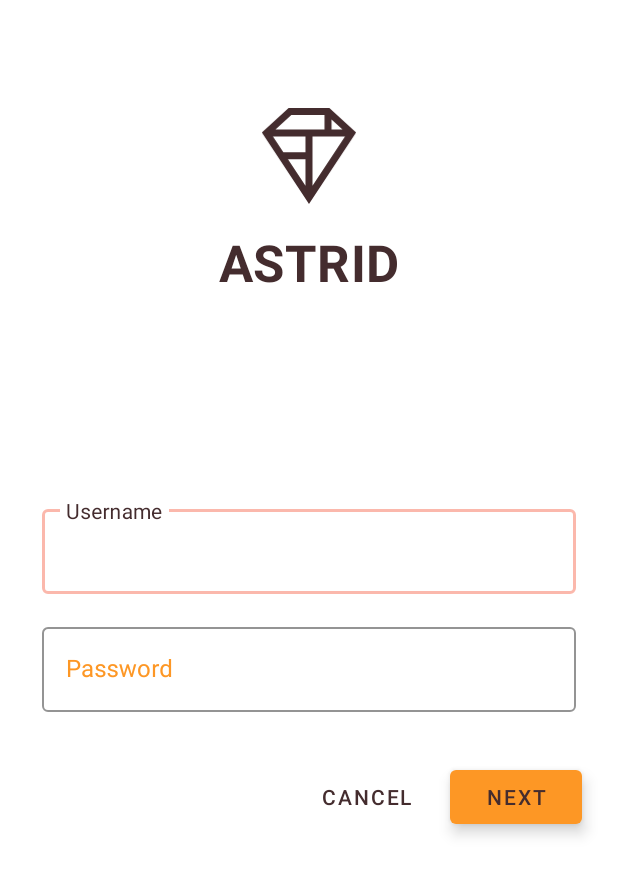
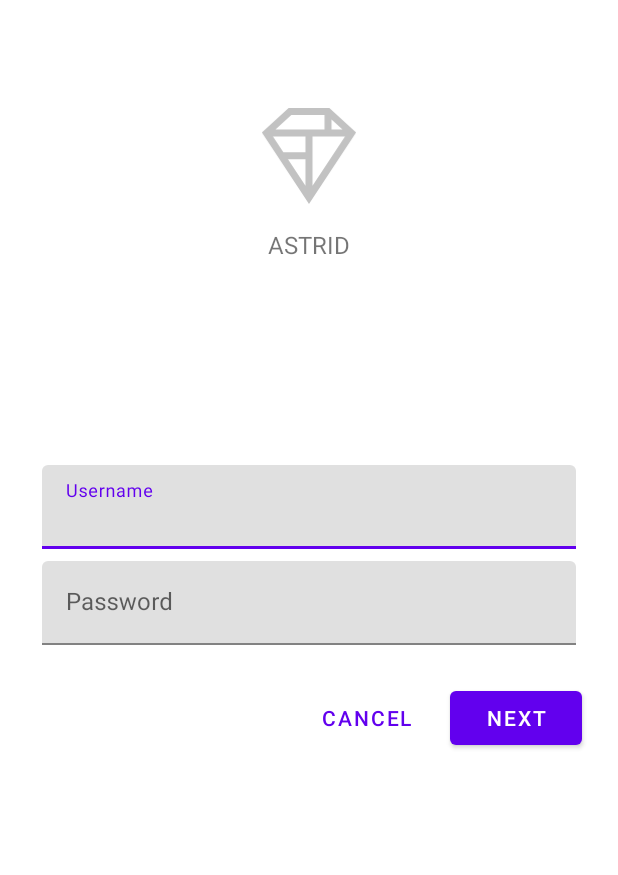
Before and after one commit to jdwoo88/Tut-Shrine, an Android app: the screen it shows after launch (MainActivity), on a phone screen of 412 x 824 dp. Shown: the top 875 px of the screen. Run offline under Robolectric (Android 15) with nearby library versions, the phone set to English and light mode, and no system bars.

```diff
--- a/app/src/main/AndroidManifest.xml
+++ b/app/src/main/AndroidManifest.xml
@@ -6,13 +6,13 @@
     <uses-permission android:name="android.permission.ACCESS_NETWORK_STATE" />
 
     <application
-        android:name="com.google.codelabs.mdc.kotlin.shrine.application.ShrineApplication"
         android:allowBackup="true"
         android:icon="@mipmap/ic_launcher"
         android:label="@string/shr_app_name"
         android:roundIcon="@mipmap/ic_launcher_round"
         android:supportsRtl="true"
-        android:theme="@style/Theme.Shrine.Autumn">
+        android:name="com.google.codelabs.mdc.kotlin.shrine.application.ShrineApplication"
+        android:theme="@style/Theme.Shrine">
         <activity android:name=".MainActivity">
             <intent-filter>
                 <action android:name="android.intent.action.MAIN" />
--- a/app/src/main/java/com/google/codelabs/mdc/kotlin/shrine/ProductGridItemDecoration.kt
+++ b/app/src/main/java/com/google/codelabs/mdc/kotlin/shrine/ProductGridItemDecoration.kt
@@ -13,6 +13,8 @@ class ProductGridItemDecoration(private val largePadding: Int, private val small
     override fun getItemOffsets(outRect: Rect, view: View,
                                 parent: RecyclerView, state: RecyclerView.State) {
         outRect.left = smallPadding
-        outRect.right = largePadding
+        outRect.right = smallPadding
+        outRect.top = largePadding
+        outRect.bottom = largePadding
     }
 }
--- a/app/src/main/res/drawable/shr_logo.xml
+++ b/app/src/main/res/drawable/shr_logo.xml
@@ -5,7 +5,7 @@
     android:viewportWidth="149"
     android:viewportHeight="152">
     <path
-        android:fillAlpha="1"
+        android:fillAlpha="0.4"
         android:fillColor="#DADCE0"
         android:fillType="evenOdd"
         android:pathData="M42.262,0L0,38.653L74.489,151.994L148.977,38.653L106.723,0M46.568,11.11L21.554,33.998L99.007,33.998L99.007,11.11L46.568,11.11ZM110.125,18.174L110.125,33.998L127.416,33.998L110.125,18.174ZM80.048,45.116L80.048,123.296L131.426,45.116L80.048,45.116ZM17.551,45.116L33.976,70.101L68.93,70.101L68.93,45.116L17.551,45.116ZM41.284,81.219L68.93,123.296L68.93,81.219L41.284,81.219Z"
--- a/app/src/main/res/layout/shr_login_fragment.xml
+++ b/app/src/main/res/layout/shr_login_fragment.xml
@@ -23,7 +23,6 @@
             android:layout_marginTop="48dp"
             android:layout_marginBottom="16dp"
             android:contentDescription="@string/shr_logo_content_description"
-            android:tint="?android:attr/textColorPrimary"
             app:srcCompat="@drawable/shr_logo" />
 
         <TextView
@@ -32,12 +31,12 @@
             android:layout_gravity="center_horizontal"
             android:layout_marginBottom="132dp"
             android:text="@string/shr_app_name"
-            android:textAppearance="@style/TextAppearance.Shrine.Title" />
+            android:textAllCaps="true"
+            android:textSize="16sp" />
 
         <!-- Snippet from "Add text fields" section goes here. -->
 
         <com.google.android.material.textfield.TextInputLayout
-            style="@style/Widget.Shrine.TextInputLayout"
             android:layout_width="match_parent"
             android:layout_height="wrap_content"
             android:layout_margin="4dp"
@@ -50,7 +49,6 @@
 
         <com.google.android.material.textfield.TextInputLayout
             android:id="@+id/password_text_input"
-            style="@style/Widget.Shrine.TextInputLayout"
             android:layout_width="match_parent"
             android:layout_height="wrap_content"
             android:layout_margin="4dp"
@@ -71,7 +69,6 @@
 
             <com.google.android.material.button.MaterialButton
                 android:id="@+id/next_button"
-                style="@style/Widget.Shrine.Button"
                 android:layout_width="wrap_content"
                 android:layout_height="wrap_content"
                 android:layout_alignParentEnd="true"
@@ -80,7 +77,7 @@
 
             <com.google.android.material.button.MaterialButton
                 android:id="@+id/cancel_button"
-                style="@style/Widget.Shrine.Button.TextButton"
+                style="@style/Widget.MaterialComponents.Button.TextButton"
                 android:layout_width="wrap_content"
                 android:layout_height="wrap_content"
                 android:layout_marginEnd="12dp"
--- a/app/src/main/res/layout/shr_product_grid_fragment.xml
+++ b/app/src/main/res/layout/shr_product_grid_fragment.xml
@@ -8,8 +8,7 @@
 
     <com.google.android.material.appbar.AppBarLayout
         android:layout_width="match_parent"
-        android:layout_height="wrap_content"
-        android:elevation="0dp">
+        android:layout_height="wrap_content">
 
         <androidx.appcompat.widget.Toolbar
             android:id="@+id/app_bar"
@@ -25,7 +24,8 @@
         android:layout_height="match_parent"
         android:layout_marginTop="56dp"
         android:background="@color/productGridBackgroundColor"
-        android:elevation="8dp"
+        android:paddingStart="@dimen/shr_product_grid_spacing"
+        android:paddingEnd="@dimen/shr_product_grid_spacing"
         app:layout_behavior="@string/appbar_scrolling_view_behavior">
 
         <androidx.recyclerview.widget.RecyclerView
--- a/app/src/main/res/values/colors.xml
+++ b/app/src/main/res/values/colors.xml
@@ -1,11 +1,9 @@
 <?xml version="1.0" encoding="utf-8"?>
 <resources>
-    <color name="colorPrimary">#E0E0E0</color>
-    <color name="colorPrimaryDark">#FBB8AC</color>
-    <color name="colorAccent">#FEDBD0</color>
-    <color name="textColorPrimary">#442C2E</color>
+    <color name="colorPrimary">#6200EE</color>
+    <color name="colorPrimaryDark">#DADCE0</color>
+    <color name="colorAccent">#E0E0E0</color>
     <color name="toolbarIconColor">#FFFFFF</color>
     <color name="loginPageBackgroundColor">#FFFFFF</color>
     <color name="productGridBackgroundColor">#FFFFFF</color>
-    <color name="textInputOutlineColor">#FBB8AC</color>
 </resources>
--- a/app/src/main/res/values/styles.xml
+++ b/app/src/main/res/values/styles.xml
@@ -1,4 +1,4 @@
-<resources xmlns:tools="http://schemas.android.com/tools">
+<resources>
 
     <!-- Base application theme. -->
     <style name="Theme.Shrine" parent="Theme.MaterialComponents.Light.NoActionBar">
@@ -6,57 +6,12 @@
         <item name="colorPrimary">@color/colorPrimary</item>
         <item name="colorPrimaryDark">@color/colorPrimaryDark</item>
         <item name="colorAccent">@color/colorAccent</item>
-        <item name="android:windowLightStatusBar" tools:targetApi="m">true</item>
-        <item name="android:textColorPrimary">@color/textColorPrimary</item>
     </style>
 
     <style name="Widget.Shrine.Toolbar" parent="Widget.AppCompat.Toolbar">
         <item name="android:background">?attr/colorAccent</item>
-        <item name="android:theme">?theme</item>
+        <item name="android:theme">@style/ThemeOverlay.AppCompat.Dark.ActionBar</item>
         <item name="popupTheme">@style/ThemeOverlay.AppCompat.Light</item>
-        <item name="titleTextAppearance">@style/TextAppearance.Shrine.Toolbar</item>
-    </style>
-
-    <style name="TextAppearance.Shrine.Toolbar" parent="TextAppearance.MaterialComponents.Button">
-        <item name="android:textSize">16sp</item>
-    </style>
-
-    <style name="Widget.Shrine.TextInputLayout" parent="Widget.MaterialComponents.TextInputLayout.OutlinedBox">
-        <item name="hintTextAppearance">@style/TextAppearance.Shrine.TextInputLayout.HintText</item>
-        <item name="hintTextColor">@color/textColorPrimary</item>
-        <item name="android:paddingBottom">8dp</item>
-        <item name="boxStrokeColor">@color/textInputOutlineColor</item>
-        <item name="android:textColorHint">?attr/colorPrimaryDark</item>
-    </style>
-
-    <style name="TextAppearance.Shrine.TextInputLayout.HintText" parent="TextAppearance.MaterialComponents.Subtitle2">
-        <item name="android:textColor">?android:attr/textColorPrimary</item>
-    </style>
-
-    <style name="Widget.Shrine.Button" parent="Widget.MaterialComponents.Button">
-        <item name="android:textColor">?android:attr/textColorPrimary</item>
-        <item name="backgroundTint">?attr/colorPrimaryDark</item>
-        <item name="android:stateListAnimator" tools:ignore="NewApi">
-            @animator/shr_next_button_state_list_anim
-        </item>
-    </style>
-
-    <style name="Widget.Shrine.Button.TextButton" parent="Widget.MaterialComponents.Button.TextButton">
-        <item name="android:textColor">?android:attr/textColorPrimary</item>
-    </style>
-
-    <style name="TextAppearance.Shrine.Title" parent="TextAppearance.MaterialComponents.Headline4">
-        <item name="textAllCaps">true</item>
-        <item name="android:textStyle">bold</item>
-        <item name="android:textColor">?android:attr/textColorPrimary</item>
-    </style>
-
-    <style name="Theme.Shrine.Autumn" parent="Theme.Shrine">
-        <item name="colorPrimary">#FFCF44</item>
-        <item name="colorPrimaryDark">#FD9725</item>
-        <item name="colorAccent">#FD9725</item>
-        <item name="colorOnPrimary">#FFFFFF</item>
-        <item name="colorError">#FD9725</item>
     </style>
 
 </resources>
```
Also changed, not shown: app/src/main/java/com/google/codelabs/mdc/kotlin/shrine/ProductGridFragment.kt (+4 -11 lines), app/src/main/res/layout/shr_product_card.xml (+2 -6 lines).
